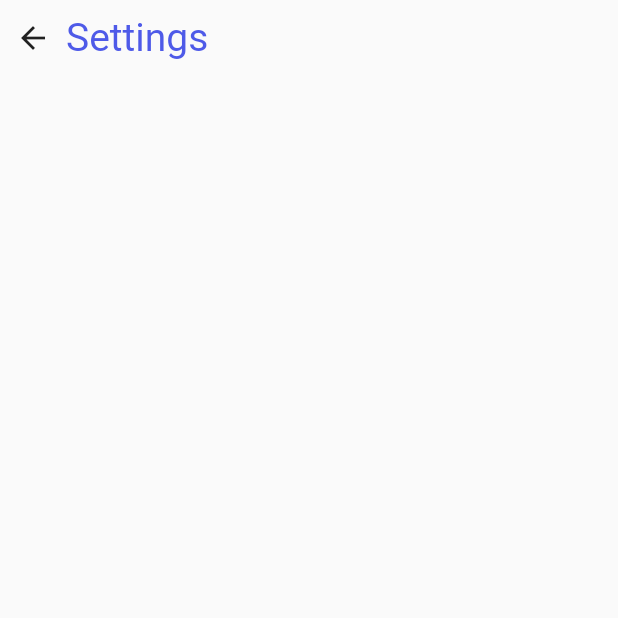
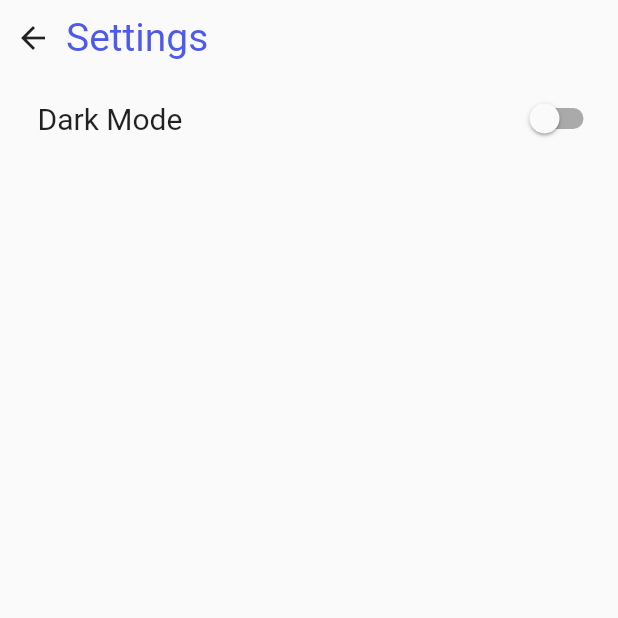
Before and after one commit to Booysen31SA/sharedspace, a Flutter app: the screen it shows after launch, after a tap on the "settings" icon, on a phone screen of 412 x 824 dp, the top half of it. Run offline on Flutter 3.47's test engine with Material 2 defaults, Android fonts, the phone set to English and light mode, and no system bars; our stand-ins replace animated_splash_screen, date_picker_timeline, flutter_local_notifications, flutter_spinkit, get, get_storage and 2 more.

Commit message:
Dark Mode Seetings

```diff
--- a/lib/pages/settings.dart
+++ b/lib/pages/settings.dart
@@ -3,8 +3,10 @@
 import 'package:flutter/material.dart';
 import 'package:flutter/src/foundation/key.dart';
 import 'package:flutter/src/widgets/framework.dart';
+import 'package:get/get.dart';
 import 'package:sharedspace/configs/theme.dart';
 import 'package:sharedspace/pages/home.dart';
+import 'package:sharedspace/services/themeService.dart';
 
 class Settings extends StatefulWidget {
   const Settings({Key? key}) : super(key: key);
@@ -28,6 +30,8 @@ class _SettingsState extends State<Settings> {
                 'Settings',
                 primaryClr,
               ),
+
+              darkModeSettings(),
             ],
           ),
         ),
@@ -64,4 +68,24 @@ class _SettingsState extends State<Settings> {
       ],
     );
   }
+
+  darkModeSettings() {
+    return Container(
+      margin: EdgeInsets.only(top: 15, left: 15),
+      child: Row(mainAxisAlignment: MainAxisAlignment.spaceBetween, children: [
+        Text(
+          'Dark Mode',
+          style: TextStyle(
+            fontSize: 20,
+          ),
+        ),
+        Switch.adaptive(
+          value: Get.isDarkMode,
+          onChanged: (value) => {
+            ThemeService().switchTheme(),
+          },
+        )
+      ]),
+    );
+  }
 }
```
